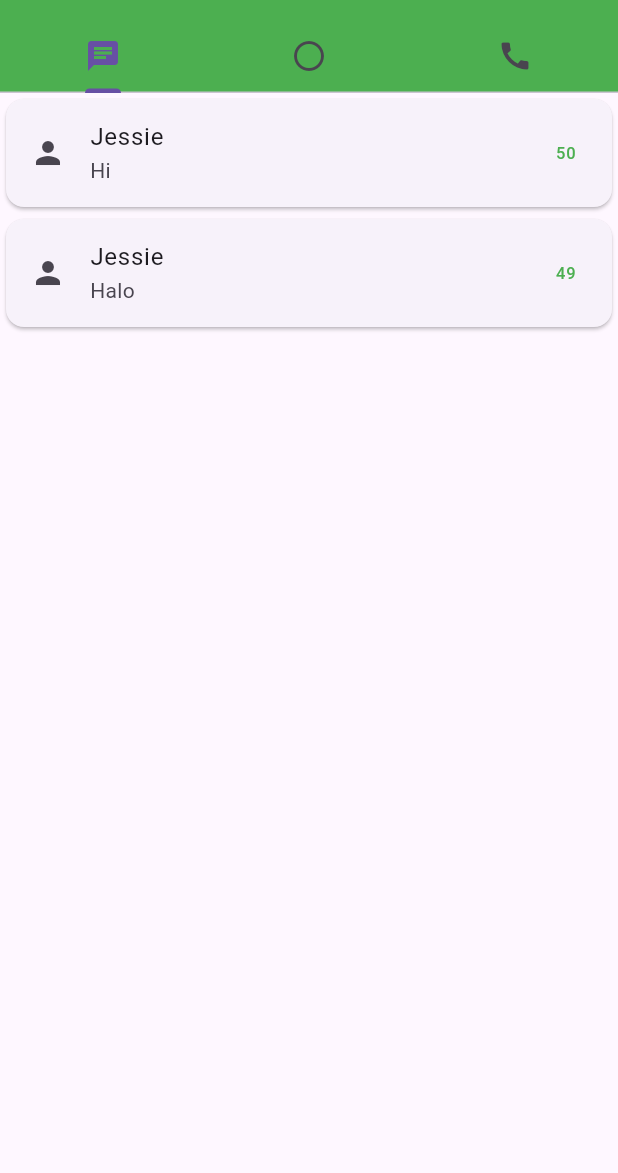
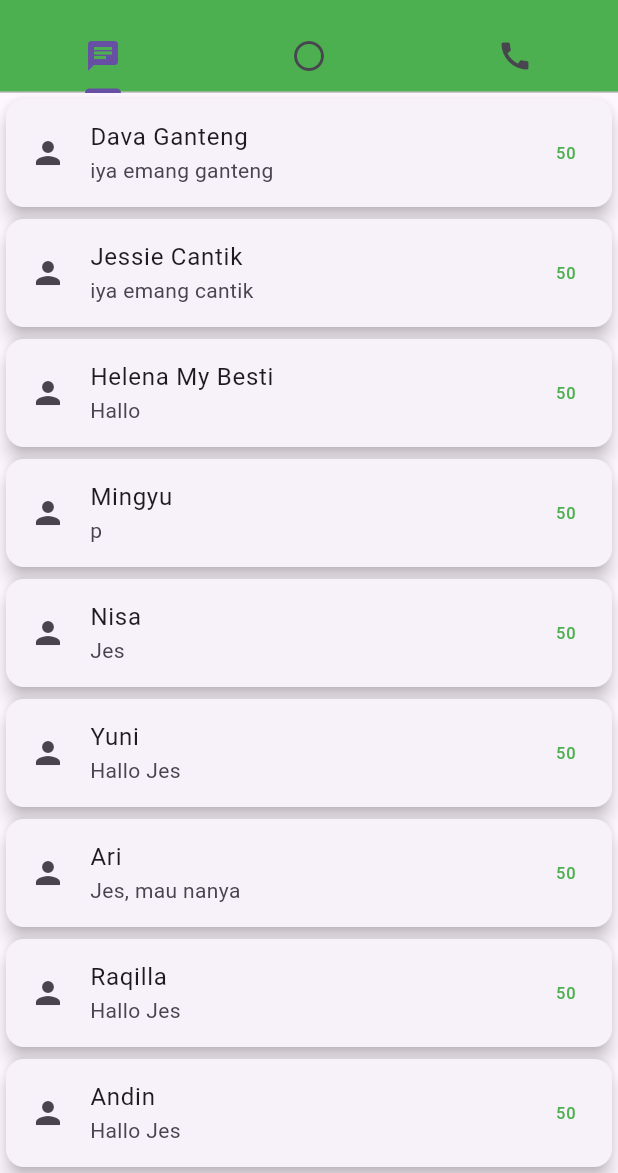
Before and after one commit to jessieauliafebiyantoro-oss/WhatsApp-Static2, a Flutter app: the screen it shows after launch, on a phone screen of 412 x 824 dp, the part 63-1236 px from its top. Run offline on Flutter 3.47's test engine with Material 3 defaults, Android fonts, the light colour scheme and no system bars.

Commit message:
Update main.dart

```diff
--- a/lib/main.dart
+++ b/lib/main.dart
@@ -41,18 +41,100 @@ class _HomePageState extends State<HomePage> {
         body: TabBarView(
           children: [
             // CHAT
-            Column(
+            ListView(
               children: [
                 Card(
+                  elevation: 5,
                   child: ListTile(
                     leading: Icon(Icons.person),
-                    title: Text("Jessie"),
-                    subtitle: Text("Hi"),
+                    title: Text("Dava Ganteng"),
+                    subtitle: Text("iya emang ganteng"),
                     trailing: Text("50", style: TextStyle(color: Colors.green)),
                   ),
                 ),
 
                 Card(
+                  elevation: 5,
+                  child: ListTile(
+                    leading: Icon(Icons.person),
+                    title: Text("Jessie Cantik"),
+                    subtitle: Text("iya emang cantik"),
+                    trailing: Text("50", style: TextStyle(color: Colors.green)),
+                  ),
+                ),
+
+                Card(
+                  elevation: 5,
+                  child: ListTile(
+                    leading: Icon(Icons.person),
+                    title: Text("Helena My Besti"),
+                    subtitle: Text("Hallo"),
+                    trailing: Text("50", style: TextStyle(color: Colors.green)),
+                  ),
+                ),
+
+                Card(
+                  elevation: 5,
+                  child: ListTile(
+                    leading: Icon(Icons.person),
+                    title: Text("Mingyu"),
+                    subtitle: Text("p"),
+                    trailing: Text("50", style: TextStyle(color: Colors.green)),
+                  ),
+                ),
+
+                Card(
+                  elevation: 5,
+                  child: ListTile(
+                    leading: Icon(Icons.person),
+                    title: Text("Nisa"),
+                    subtitle: Text("Jes"),
+                    trailing: Text("50", style: TextStyle(color: Colors.green)),
+                  ),
+                ),
+
+                Card(
+                  elevation: 5,
+                  child: ListTile(
+                    leading: Icon(Icons.person),
+                    title: Text("Yuni"),
+                    subtitle: Text("Hallo Jes"),
+                    trailing: Text("50", style: TextStyle(color: Colors.green)),
+                  ),
+                ),
+
+                Card(
+                  elevation: 5,
+                  child: ListTile(
+                    leading: Icon(Icons.person),
+                    title: Text("Ari"),
+                    subtitle: Text("Jes, mau nanya"),
+                    trailing: Text("50", style: TextStyle(color: Colors.green)),
+                  ),
+                ),
+
+                Card(
+                  elevation: 5,
+                  child: ListTile(
+                    leading: Icon(Icons.person),
+                    title: Text("Raqilla"),
+                    subtitle: Text("Hallo Jes"),
+                    trailing: Text("50", style: TextStyle(color: Colors.green)),
+                  ),
+                ),
+
+                Card(
+                  elevation: 5,
+                  child: ListTile(
+                    leading: Icon(Icons.person),
+                    title: Text("Andin"),
+                    subtitle: Text("Hallo Jes"),
+                    trailing: Text("50", style: TextStyle(color: Colors.green)),
+                  ),
+                ),
+
+                Card(
+                  elevation: 5,
                   child: ListTile(
                     leading: Icon(Icons.person),
                     title: Text("Jessie"),
@@ -75,7 +157,7 @@ class _HomePageState extends State<HomePage> {
               children: [
                 ListTile(
                   leading: Icon(Icons.person),
-                  title: Text("Jessa"),
+                  title: Text("Dava Ganteng"),
                   subtitle: Row(
                     children: [
                       Icon(Icons.call_received, size: 16, color: Colors.green),
```
